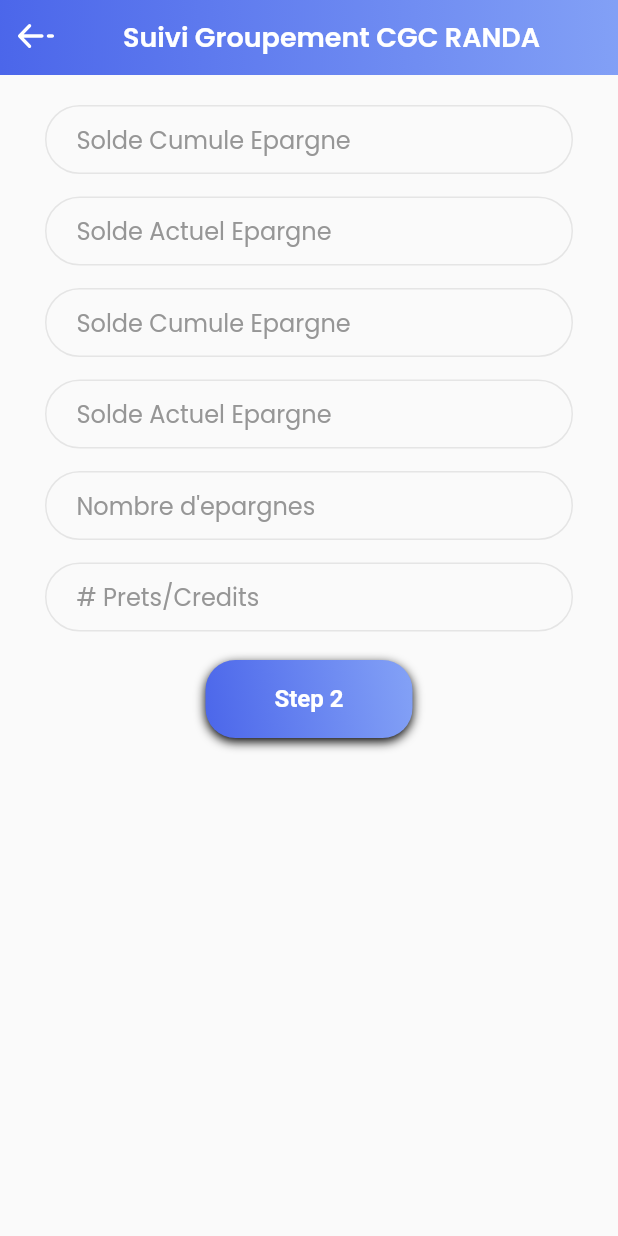
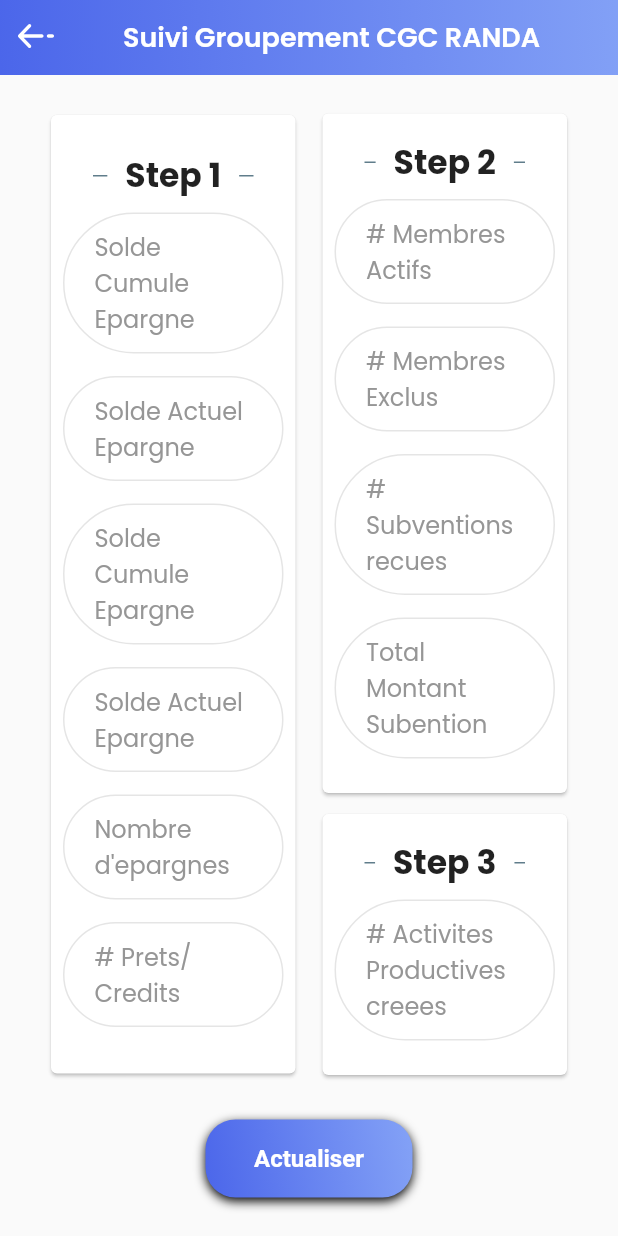
Before and after one commit to Brinfotech1407/CoreAppFlutter, a Flutter app: the GroupementSuiviPage screen opened by its route, on a phone screen of 412 x 824 dp. Run offline on Flutter 3.47's test engine with Material 2 defaults, Android fonts, the phone set to English and light mode, and no system bars; drawn by our look-alikes of gradient_widgets; our stand-ins replace another_flushbar, badges, flutter_datetime_picker, flutter_inner_drawer, flutter_svg, modal_progress_hud and 4 more; missing offline and left inert: barcode_scan2, circle_checkbox, dart:html, date_util, flutter_barcode_scanner, flutter_input; accounts and stored records are empty; project files that could hold a hidden picture were left out.

Commit message:
UI Changes for Form Design.

```diff
--- a/lib/page/productivemeasure/groupement_suivi_page.dart
+++ b/lib/page/productivemeasure/groupement_suivi_page.dart
@@ -20,15 +20,30 @@ class _GroupementSuiviPageState extends State<GroupementSuiviPage> {
           title: TitleAppBarWhite(title: 'Suivi Groupement CGC RANDA'),
           leading: ButtonBackWhite(context)),
       body: Container(
-        padding: const EdgeInsets.only(left: 30, right: 30, top: 20),
-        child: Column(
+        padding: const EdgeInsets.only(left: 30, right: 30),
+        child: ValueListenableBuilder(
+          valueListenable: stepIndex,
+          builder: (context, value, child) {
+            return Column(
+              mainAxisAlignment: MainAxisAlignment.spaceEvenly,
               children: [
-            ValueListenableBuilder<int>(
-              builder: (BuildContext context, int value, Widget child) {
-                return Column(
+                Row(
+                  mainAxisAlignment: MainAxisAlignment.spaceEvenly,
                   children: [
-                    if (value == 1) ...<Widget>[
-                      Column(children: <Widget>[
+                    Flexible(
+                      child: Card(
+                        color: Colors.white,
+                        margin: const EdgeInsets.all(4),
+                        shape: RoundedRectangleBorder(
+                          borderRadius: BorderRadius.circular(4),
+                        ),
+                        clipBehavior: Clip.antiAliasWithSaveLayer,
+                        elevation: 1,
+                        //margin: EdgeInsets.only(top: 8),
+                        child: Padding(
+                          padding: const EdgeInsets.fromLTRB(8.0,16,8.0,16),
+                          child: Column(children: <Widget>[
+                            formHeaderView('Step 1'),
                             InkWell(
                               child: InputWidget(
                                   hint: 'Solde Cumule Epargne', bottom: 15),
@@ -55,41 +70,88 @@ class _GroupementSuiviPageState extends State<GroupementSuiviPage> {
                               onTap: () {},
                             ),
                             InkWell(
-                          child:
-                              InputWidget(hint: '# Prets/Credits', bottom: 15),
+                              child: InputWidget(
+                                  hint: '# Prets/Credits', bottom: 15),
                               onTap: () {},
                             ),
                           ]),
-                    ] else if (value == 2) ...<Widget>[
-                      Column(children: <Widget>[
+                        ),
+                      ),
+                    ),
+                    const SizedBox(width: 10),
+                    Flexible(
+                      child: Column(
+                        mainAxisSize: MainAxisSize.min,
+                        mainAxisAlignment: MainAxisAlignment.spaceEvenly,
+                        children: [
+                          Card(
+                            margin: const EdgeInsets.all(4),
+                            color: Colors.white,
+                            shape: RoundedRectangleBorder(
+                              borderRadius: BorderRadius.circular(4),
+                            ),
+                            clipBehavior: Clip.antiAliasWithSaveLayer,
+                            elevation: 1,
+
+                            child: Padding(
+                              padding: const EdgeInsets.all(8.0),
+                              child: Column(children: <Widget>[
+                                formHeaderView('Step 2'),
                                 InkWell(
-                          child:
-                              InputWidget(hint: '# Membres Actifs', bottom: 15),
-                          onTap: () {},
-                        ),
-                        InkWell(
-                          child:
-                              InputWidget(hint: '# Membres Exclus', bottom: 15),
+                                  child: InputWidget(
+                                      hint: '# Membres Actifs', bottom: 15),
                                   onTap: () {},
                                 ),
                                 InkWell(
                                   child: InputWidget(
-                              hint: '# Subventions recues', bottom: 15),
+                                      hint: '# Membres Exclus', bottom: 15),
                                   onTap: () {},
                                 ),
                                 InkWell(
                                   child: InputWidget(
-                              hint: 'Total Montant Subention', bottom: 15),
+                                      hint: '# Subventions recues',
+                                      bottom: 15),
+                                  onTap: () {},
+                                ),
+                                InkWell(
+                                  child: InputWidget(
+                                      hint: 'Total Montant Subention',
+                                      bottom: 15),
                                   onTap: () {},
                                 ),
                               ]),
-                    ] else if (value == 3) ...<Widget>[
+                            ),
+                          ),
+                          const SizedBox(height: 6),
+                          Card(
+                            margin: const EdgeInsets.all(4),
+                            color: Colors.white,
+                            shape: RoundedRectangleBorder(
+                              borderRadius: BorderRadius.circular(4),
+                            ),
+                            clipBehavior: Clip.antiAliasWithSaveLayer,
+                            elevation: 1,
+                            child: Padding(
+                              padding: const EdgeInsets.all(8.0),
+                              child: Column(
+                                children: [
+                                  formHeaderView('Step 3'),
                                   InkWell(
                                     child: InputWidget(
-                            hint: '# Activites Productives creees', bottom: 15),
+                                        hint:
+                                        '# Activites Productives creees',
+                                        bottom: 15),
                                     onTap: () {},
                                   ),
                                 ],
+                              ),
+                            ),
+                          ),
+                        ],
+                      ),
+                    ),
+                  ],
+                ),
                 Container(
                   child: button(
                       width: 50,
@@ -101,24 +163,48 @@ class _GroupementSuiviPageState extends State<GroupementSuiviPage> {
 
                         //onPressHandle();
                       }),
-                    )
+                ),
               ],
             );
           },
-              valueListenable: stepIndex,
-            ),
-          ],
         ),
       ),
     );
   }
 
+  Padding formHeaderView(String title) {
+    return Padding(
+      padding: const EdgeInsets.all(8.0),
+      child: Row(
+        mainAxisSize: MainAxisSize.min,
+        children: [
+          Expanded(
+            child: Container(
+              color: Colors.blueGrey,
+              margin: const EdgeInsets.only(left: 12, right: 12),
+              height: 1,
+            ),
+          ),
+          Text(title,
+              style: const TextStyle(fontSize: 22, fontWeight: FontWeight.w700)),
+          Expanded(
+            child: Container(
+              color: Colors.blueGrey,
+              margin: const EdgeInsets.only(left: 12, right: 12),
+              height: 1,
+            ),
+          ),
+        ],
+      ),
+    );
+  }
+
   String getTextOfButton() {
-    if (stepIndex.value == 1) {
+  /*  if (stepIndex.value == 1) {
       return "Step 2";
     } else if (stepIndex.value == 2) {
       return "Step 3";
-    }
+    }*/
 
     return 'Actualiser';
   }
@@ -146,3 +232,8 @@ class _GroupementSuiviPageState extends State<GroupementSuiviPage> {
         ),
       );
 }
+
+
+/**
+ *
+ */
```
Lines whose indentation alone changed are shown as unchanged.
